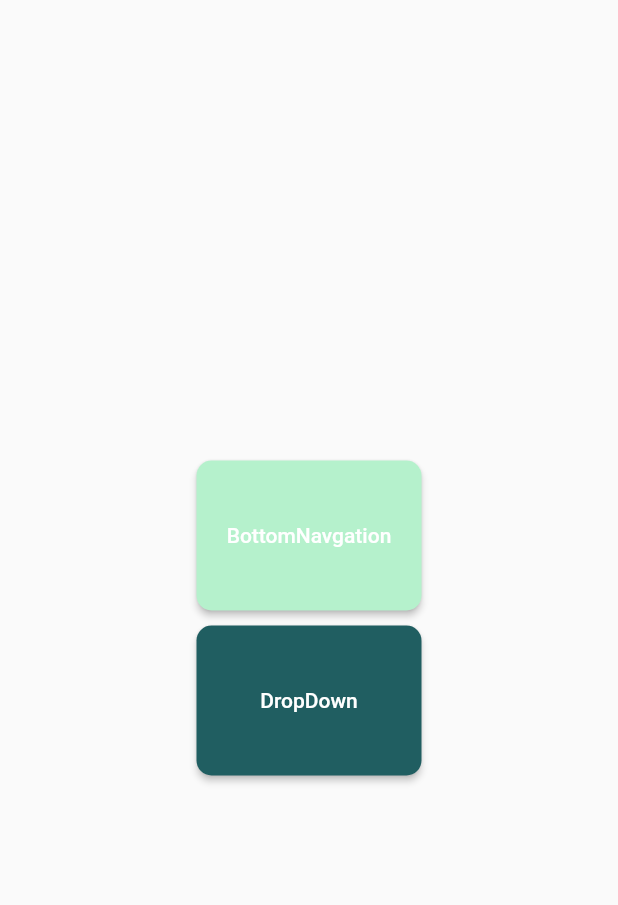
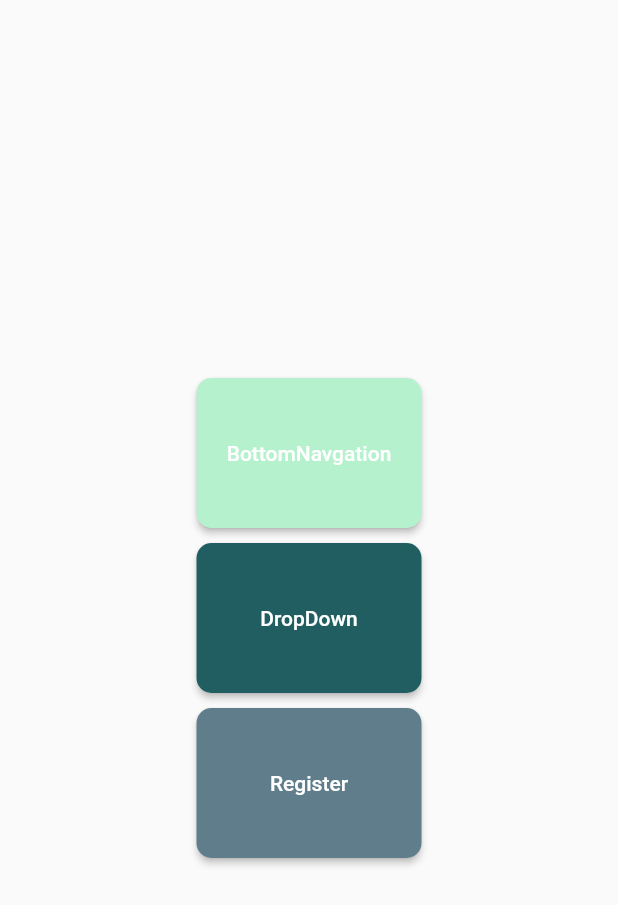
Before and after one commit to arjun2020-py/Api_call_flutter, a Flutter app: the WidgetNavigation screen opened directly, on a phone screen of 412 x 824 dp. Shown: the top 905 px of the screen. Run offline on Flutter 3.47's test engine with Material 2 defaults, Android fonts, the phone set to English and light mode, and no system bars; our stand-ins replace dio, either_dart, flutter_bloc, flutter_screenutil, get, get_storage and 4 more; accounts and stored records are empty.

Commit message:
first commit

```diff
--- a/lib/ScreenWidget/Screen/screen_dropdwon.dart
+++ b/lib/ScreenWidget/Screen/screen_dropdwon.dart
@@ -17,7 +17,6 @@ class _DropdownScreenState extends State<DropdownScreen> {
     return Scaffold(
       body: Center(
         child: DropdownButton<String>(
-          hint: Text('Cricket players'),
           value: dropdownValue,
           isExpanded: true,
           icon: const Icon(
--- a/lib/ScreenWidget/Screen/widget_navtion.dart
+++ b/lib/ScreenWidget/Screen/widget_navtion.dart
@@ -4,6 +4,7 @@ import 'package:get/get.dart';
 import '../../homeScreen/widget/home_widget.dart';
 import 'screen_bootom_navigation.dart';
 import 'screen_dropdwon.dart';
+import 'screen_siginup.dart';
 
 class WidgetNavigation extends StatelessWidget {
   const WidgetNavigation({super.key});
@@ -21,16 +22,26 @@ class WidgetNavigation extends StatelessWidget {
               onTap: () {
                 Get.to(ScreenBottomNavigation());
               },
-              color: Color(0xffB5F1CC),
+              color: const Color(0xffB5F1CC),
             ),
-            SizedBox(
+            const SizedBox(
               height: 10,
             ),
             ButtonWidget(
               text: 'DropDown',
-              color: Color(0xff205E61),
+              color: const Color(0xff205E61),
               onTap: () {
                 Get.to(DropdownScreen());
+              },
+            ),
+            const SizedBox(
+              height: 10,
+            ),
+            ButtonWidget(
+              text: 'Register',
+              color: Colors.blueGrey,
+              onTap: () {
+                Get.to( ScreenSiginup());
               },
             )
           ],
```
Also changed, not shown: lib/ScreenWidget/Screen/screen_siginup.dart (added, +97 -0 lines), lib/ScreenWidget/screen_widget.dart (+16 -1 lines).
